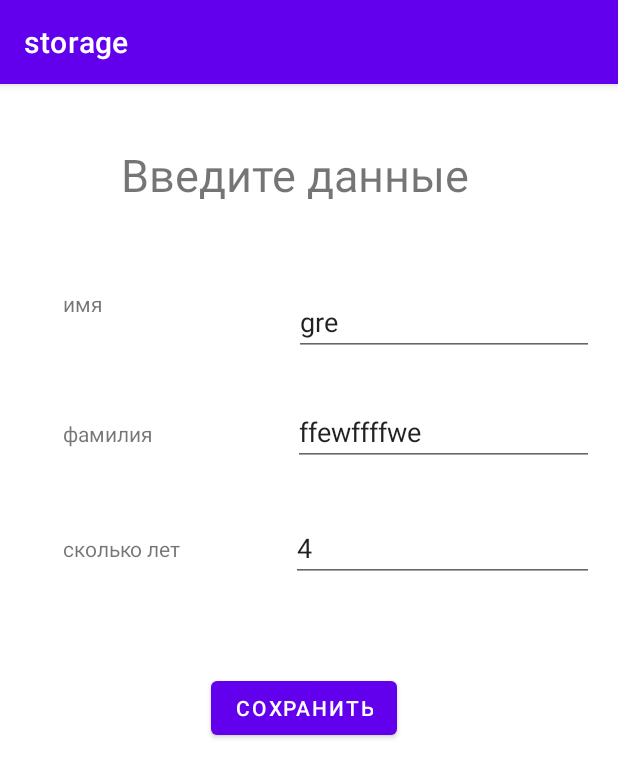
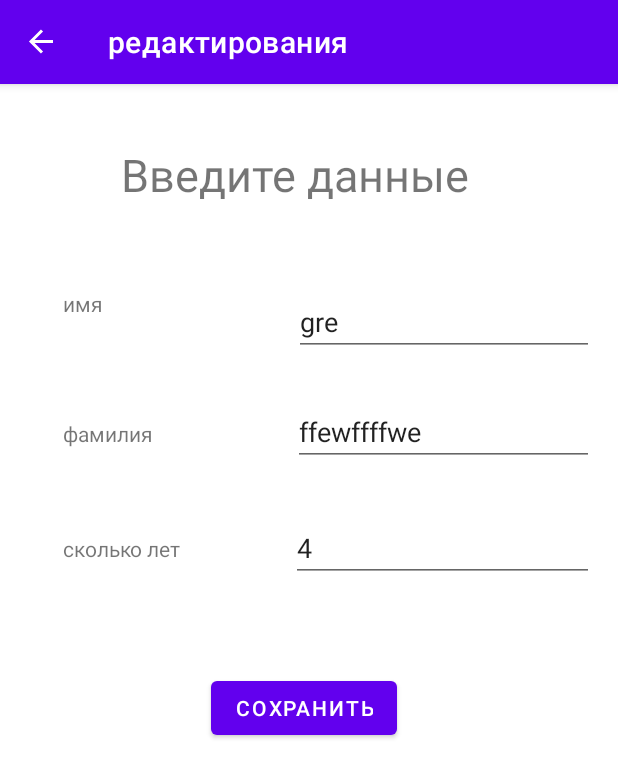
Before and after one commit to troay89/storage, an Android app: the screen it shows after launch (MainActivity), after a tap on an icon or button, on a phone screen of 412 x 824 dp. Shown: the top 778 px of the screen. Run offline under Robolectric (Android 15) with nearby library versions, the phone set to English and light mode, and no system bars; our stand-ins replace navigation-ui; 1 other tap on this screen came first.

Commit message:
add jetpack navigation

```diff
--- a/app/build.gradle
+++ b/app/build.gradle
@@ -39,12 +39,14 @@ android {
 
 dependencies {
 
+    implementation "org.jetbrains.kotlin:kotlin-stdlib:1.5.21"
     implementation 'androidx.core:core-ktx:1.6.0'
     implementation 'androidx.appcompat:appcompat:1.3.1'
     implementation 'com.google.android.material:material:1.4.0'
-    implementation 'androidx.constraintlayout:constraintlayout:2.0.4'
+    implementation 'androidx.constraintlayout:constraintlayout:2.1.0'
     implementation 'androidx.legacy:legacy-support-v4:1.0.0'
     implementation 'androidx.fragment:fragment-ktx:1.3.6'
+    implementation "androidx.navigation:navigation-fragment-ktx:2.3.5"
     implementation "androidx.navigation:navigation-ui-ktx:2.3.5"
     testImplementation 'junit:junit:4.13.2'
     androidTestImplementation 'androidx.test.ext:junit:1.1.3'
--- a/app/src/main/java/com/example/storage/BlankFragment.kt
+++ b/app/src/main/java/com/example/storage/BlankFragment.kt
@@ -5,20 +5,19 @@ import android.os.Bundle
 import android.view.LayoutInflater
 import android.view.View
 import android.view.ViewGroup
+import android.widget.ImageButton
+import android.widget.TextView
 import androidx.fragment.app.Fragment
+import androidx.navigation.findNavController
 import androidx.recyclerview.widget.DividerItemDecoration
 import androidx.recyclerview.widget.LinearLayoutManager
 import androidx.recyclerview.widget.ListAdapter
 import androidx.recyclerview.widget.RecyclerView
 import com.example.storage.databinding.FragmentBlankBinding
-import com.example.storage.databinding.ItemPersonBinding
 
 
-class BlankFragment: Fragment() {
+class BlankFragment : Fragment() {
 
-    interface SavesCallBack {
-        fun newPerson(id: Int?, name: String?, secondName: String?, age: String?)
-    }
 
     private var _binding: FragmentBlankBinding? = null
     private val binding get() = _binding!!
@@ -27,11 +26,10 @@ class BlankFragment: Fragment() {
     private var database: SQLiteOpen? = null
 
     private var listener: ButtonListener? = null
-    private var callback: SavesCallBack? = null
+
 
     override fun onAttach(context: Context) {
         super.onAttach(context)
-        callback = context as SavesCallBack
         listener = SQLiteOpen(context)
     }
 
@@ -40,23 +38,25 @@ class BlankFragment: Fragment() {
         savedInstanceState: Bundle?
     ): View {
         _binding = FragmentBlankBinding.inflate(inflater, container, false)
+        return binding.root
+    }
+
+    override fun onViewCreated(view: View, savedInstanceState: Bundle?) {
+        super.onViewCreated(view, savedInstanceState)
+
         binding.recyclerView.layoutManager = LinearLayoutManager(context)
-
         binding.recyclerView.adapter = adapter
 
         val dividerItemDecoration = DividerItemDecoration(context, RecyclerView.VERTICAL)
         dividerItemDecoration.setDrawable(resources.getDrawable(R.drawable.divider_drawable))
         binding.recyclerView.addItemDecoration(dividerItemDecoration)
-
-        return binding.root
-    }
-
-    override fun onViewCreated(view: View, savedInstanceState: Bundle?) {
-        super.onViewCreated(view, savedInstanceState)
         database = SQLiteOpen(context)
         adapter.submitList(database?.getListOfTopics())
+
         binding.create.setOnClickListener {
-            callback?.newPerson(null, null, null, null)
+            val action =
+                BlankFragmentDirections.actionBlankFragmentToEditAndAddPerson("", "", "", "")
+            view.findNavController().navigate(action)
         }
     }
 
@@ -65,39 +65,46 @@ class BlankFragment: Fragment() {
         _binding = null
     }
 
-    override fun onDestroy() {
-        callback = null
-        super.onDestroy()
-    }
-
     private inner class AdapterPerson : ListAdapter<Person, ViewHolderPerson>(Person.DiffCallback) {
 
         override fun onCreateViewHolder(parent: ViewGroup, viewType: Int): ViewHolderPerson {
-            val layoutInflater = LayoutInflater.from(parent.context)
-            val view = ItemPersonBinding.inflate(layoutInflater, parent, false)
-            return ViewHolderPerson(view)
+            val layout = LayoutInflater.from(parent.context)
+                .inflate(R.layout.item_person, parent, false)
+            return ViewHolderPerson(layout)
         }
 
         override fun onBindViewHolder(holder: ViewHolderPerson, position: Int) {
-            holder.bind(getItem(position))
-        }
 
-    }
+            val item = getItem(position)
 
-    private inner class ViewHolderPerson(val view: ItemPersonBinding) :
-        RecyclerView.ViewHolder(view.root) {
+            holder.firstNameText.text = getString(R.string.name, item.firstName)
+            holder.secondNameText.text = getString(R.string.name, item.secondName)
+            holder.ageText.text = getString(R.string.name, item.age)
 
-        fun bind(person: Person) {
-            view.firstName.text = getString(R.string.name, person.firstName)
-            view.secondName.text = getString(R.string.secondName, person.secondName)
-            view.age.text = getString(R.string.age, person.age)
-            view.delete.setOnClickListener {
-                listener?.delete(person.id)
+            holder.deleteButton.setOnClickListener {
+                listener?.delete(item.id)
                 adapter.submitList(database?.getListOfTopics())
             }
-            view.edit.setOnClickListener {
-                callback?.newPerson(person.id, person.firstName, person.secondName, person.age)
+
+            holder.edit.setOnClickListener {
+                val action = BlankFragmentDirections.actionBlankFragmentToEditAndAddPerson(
+                    item.id.toString(),
+                    item.firstName,
+                    item.secondName,
+                    item.age
+                )
+                holder.view.findNavController().navigate(action)
             }
         }
     }
+
+    private inner class ViewHolderPerson(val view: View) :
+        RecyclerView.ViewHolder(view) {
+
+        val firstNameText: TextView = view.findViewById(R.id.first_name)
+        val secondNameText: TextView = view.findViewById(R.id.second_name)
+        val ageText: TextView = view.findViewById(R.id.age)
+        val deleteButton: ImageButton = view.findViewById(R.id.delete)
+        val edit: ImageButton = view.findViewById(R.id.edit)
+    }
 }
--- a/app/src/main/java/com/example/storage/EditAndAddPerson.kt
+++ b/app/src/main/java/com/example/storage/EditAndAddPerson.kt
@@ -1,6 +1,5 @@
 package com.example.storage
 
-import android.content.Context
 import android.os.Bundle
 import android.text.SpannableStringBuilder
 import android.view.LayoutInflater
@@ -8,24 +7,17 @@ import android.view.View
 import android.view.ViewGroup
 import androidx.activity.addCallback
 import androidx.fragment.app.Fragment
+import androidx.navigation.Navigation
+import androidx.navigation.findNavController
+import androidx.navigation.fragment.findNavController
 import com.example.storage.databinding.FragmentEditAndAddPersonBinding
 
 
 class EditAndAddPerson : Fragment() {
 
-    interface BlankCallBack {
-        fun result()
-    }
-
-    private var callback: BlankCallBack? = null
     private var _binding: FragmentEditAndAddPersonBinding? = null
     private val binding get() = _binding!!
     private var database: SQLiteOpen? = null
-
-    override fun onAttach(context: Context) {
-        super.onAttach(context)
-        callback = context as BlankCallBack
-    }
 
     override fun onCreateView(
         inflater: LayoutInflater, container: ViewGroup?,
@@ -39,10 +31,14 @@ class EditAndAddPerson : Fragment() {
         super.onViewCreated(view, savedInstanceState)
         database = SQLiteOpen(context)
 
-        val id = arguments?.getInt(ID)
-        val oldName = SpannableStringBuilder(arguments?.getString(FIRST_NAME)?: "")
-        val oldSecondName = SpannableStringBuilder(arguments?.getString(SECOND_NAME)?: "")
-        val oldAge = SpannableStringBuilder(arguments?.getString(AGE)?: "")
+        val _id:String = arguments?.getString(ID)!!
+        var id: Int? = null
+        if (_id.isNotBlank()){
+            id = _id.toInt()
+        }
+        val oldName = SpannableStringBuilder(arguments?.getString(FIRST_NAME) ?: "")
+        val oldSecondName = SpannableStringBuilder(arguments?.getString(SECOND_NAME) ?: "")
+        val oldAge = SpannableStringBuilder(arguments?.getString(AGE) ?: "")
 
 
         binding.editName.text = oldName
@@ -50,42 +46,29 @@ class EditAndAddPerson : Fragment() {
         binding.age.text = oldAge
 
         fun back() {
-
             val name = binding.editName.text.toString()
             val secondName = binding.editSecondName.text.toString()
             val age = binding.age.text.toString()
 
             if (oldName.isBlank() && oldSecondName.isBlank() && oldAge.isBlank()) {
                 database?.savePerson(name, secondName, age)
-            }else {
+            } else {
                 database?.edit(id, name, secondName, age)
             }
-                callback?.result()
         }
 
         binding.save.setOnClickListener {
             back()
+            findNavController().navigate(R.id.action_editAndAddPerson_to_blankFragment)
         }
 
         requireActivity().onBackPressedDispatcher.addCallback(this) {
             back()
+            findNavController().navigate(R.id.action_editAndAddPerson_to_blankFragment)
         }
     }
 
     companion object {
-        @JvmStatic
-        fun newInstance(id:Int?, name: String?, secondName: String?, age: String?): EditAndAddPerson {
-            val fragment = EditAndAddPerson()
-            val args = Bundle()
-            if (id != null) {
-                args.putInt(ID, id)
-            }
-            args.putString(FIRST_NAME, name)
-            args.putString(SECOND_NAME, secondName)
-            args.putString(AGE, age)
-            fragment.arguments = args
-            return fragment
-        }
         private const val ID = "ID"
         private const val FIRST_NAME = "FIRST_NAME"
         private const val SECOND_NAME = "SECOND_NAME"
--- a/app/src/main/java/com/example/storage/MainActivity.kt
+++ b/app/src/main/java/com/example/storage/MainActivity.kt
@@ -2,23 +2,30 @@ package com.example.storage
 
 import androidx.appcompat.app.AppCompatActivity
 import android.os.Bundle
+import androidx.navigation.NavController
+import androidx.navigation.fragment.NavHostFragment
+import androidx.navigation.ui.setupActionBarWithNavController
 import com.example.storage.databinding.ActivityMainBinding
 
-private lateinit var binding: ActivityMainBinding
+class MainActivity : AppCompatActivity() {
 
-class MainActivity : AppCompatActivity(), BlankFragment.SavesCallBack, EditAndAddPerson.BlankCallBack {
+    private lateinit var navController: NavController
+
     override fun onCreate(savedInstanceState: Bundle?) {
         super.onCreate(savedInstanceState)
-        binding = ActivityMainBinding.inflate(layoutInflater)
+
+        val binding = ActivityMainBinding.inflate(layoutInflater)
         setContentView(binding.root)
-        supportFragmentManager.beginTransaction().replace(R.id.container, BlankFragment()).commit()
+
+        val navHostFragment =
+            supportFragmentManager.findFragmentById(R.id.container) as NavHostFragment
+
+        navController = navHostFragment.navController
+
+        setupActionBarWithNavController(navController)
     }
 
-    override fun newPerson(id: Int?, name: String?, secondName: String?, age: String?) {
-        supportFragmentManager.beginTransaction().replace(R.id.container, EditAndAddPerson.newInstance(id, name, secondName, age)).commit()
-    }
-
-    override fun result() {
-        supportFragmentManager.beginTransaction().replace(R.id.container, BlankFragment()).commit()
-    }
+//    override fun onSupportNavigateUp(): Boolean {
+//        return navController.navigateUp() || super.onSupportNavigateUp()
+//    }
 }
--- a/app/src/main/res/layout/activity_main.xml
+++ b/app/src/main/res/layout/activity_main.xml
@@ -1,5 +1,5 @@
 <?xml version="1.0" encoding="utf-8"?>
-<androidx.constraintlayout.widget.ConstraintLayout xmlns:android="http://schemas.android.com/apk/res/android"
+<FrameLayout xmlns:android="http://schemas.android.com/apk/res/android"
     xmlns:app="http://schemas.android.com/apk/res-auto"
     xmlns:tools="http://schemas.android.com/tools"
     android:layout_width="match_parent"
@@ -8,7 +8,10 @@
 
     <androidx.fragment.app.FragmentContainerView
         android:id="@+id/container"
+        android:name="androidx.navigation.fragment.NavHostFragment"
         android:layout_width="match_parent"
-        android:layout_height="match_parent"/>
+        android:layout_height="match_parent"
+        app:defaultNavHost="true"
+        app:navGraph="@navigation/nav_graph"/>
 
-</androidx.constraintlayout.widget.ConstraintLayout>
+</FrameLayout>
--- /dev/null
+++ b/app/src/main/res/navigation/nav_graph.xml
@@ -0,0 +1,38 @@
+<?xml version="1.0" encoding="utf-8"?>
+<navigation xmlns:android="http://schemas.android.com/apk/res/android"
+    xmlns:app="http://schemas.android.com/apk/res-auto"
+    xmlns:tools="http://schemas.android.com/tools"
+    android:id="@+id/nav_graph"
+    app:startDestination="@id/blankFragment">
+
+    <fragment
+        android:id="@+id/blankFragment"
+        android:name="com.example.storage.BlankFragment"
+        android:label="список"
+        tools:layout="@layout/fragment_blank">
+        <action
+            android:id="@+id/action_blankFragment_to_editAndAddPerson"
+            app:destination="@id/editAndAddPerson" />
+    </fragment>
+    <fragment
+        android:id="@+id/editAndAddPerson"
+        android:name="com.example.storage.EditAndAddPerson"
+        android:label="редактирования"
+        tools:layout="@layout/fragment_edit_and_add_person">
+        <argument
+            android:name="ID"
+            app:argType="string" />
+        <argument
+            android:name="FIRST_NAME"
+            app:argType="string" />
+        <argument
+            android:name="SECOND_NAME"
+            app:argType="string" />
+        <argument
+            android:name="AGE"
+            app:argType="string" />
+        <action
+            android:id="@+id/action_editAndAddPerson_to_blankFragment"
+            app:destination="@id/blankFragment" />
+    </fragment>
+</navigation>
```
